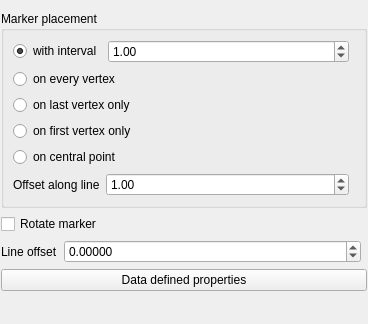
Above: src/ui/symbollayer/widget_markerline.ui from carsmie/QGIS before the change. Below: the same form after it.
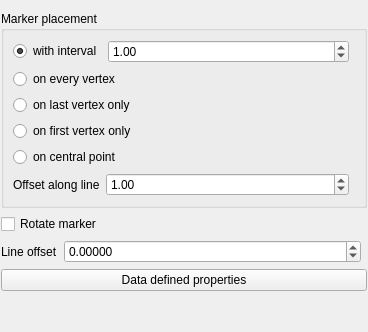
That is the form after the change. Custom widgets are drawn as their Qt base class.

Commit message: Bump maximum distances for marker line symbol styles

```diff
--- a/src/ui/symbollayer/widget_markerline.ui
+++ b/src/ui/symbollayer/widget_markerline.ui
@@ -7,7 +7,7 @@
     <x>0</x>
     <y>0</y>
     <width>368</width>
-    <height>324</height>
+    <height>332</height>
    </rect>
   </property>
   <property name="windowTitle">
```
Left out of the diff: 4 changed lines with no effect on the pictures.
